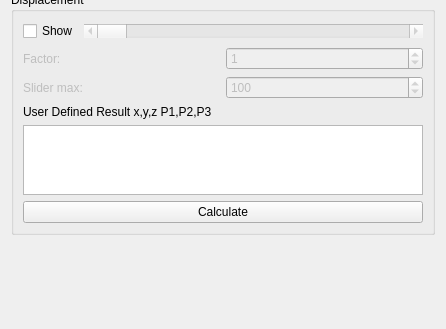
First picture: the form in src/Mod/Fem/TaskPanelShowDisplacement.ui, repository makkemal/FreeCAD, before the edit; both pictures show x 0 to 446 and y 274 to 603 of the 446 by 603 pixel window.
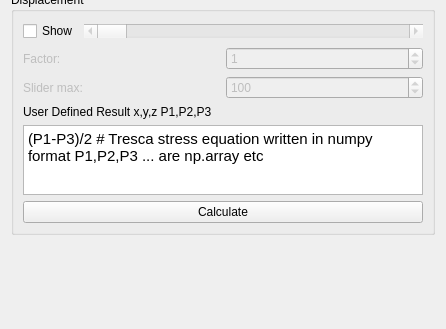
Second picture: the form after the edit. Custom widgets are drawn as their Qt base class.

Commit message: FEM: read euqaution from ui

Patch:
```diff
--- a/src/Mod/Fem/TaskPanelShowDisplacement.ui
+++ b/src/Mod/Fem/TaskPanelShowDisplacement.ui
@@ -267,9 +267,13 @@
          </widget>
         </item>
         <item>
-         <widget class="QPlainTextEdit" name="user_def_eq">
-          <property name="plainText">
-           <string/>
+         <widget class="QTextEdit" name="user_def_eq">
+          <property name="html">
+           <string>&lt;!DOCTYPE HTML PUBLIC &quot;-//W3C//DTD HTML 4.0//EN&quot; &quot;http://www.w3.org/TR/REC-html40/strict.dtd&quot;&gt;
+&lt;html&gt;&lt;head&gt;&lt;meta name=&quot;qrichtext&quot; content=&quot;1&quot; /&gt;&lt;style type=&quot;text/css&quot;&gt;
+p, li { white-space: pre-wrap; }
+&lt;/style&gt;&lt;/head&gt;&lt;body style=&quot; font-family:'Ubuntu'; font-size:11pt; font-weight:400; font-style:normal;&quot;&gt;
+&lt;p style=&quot; margin-top:0px; margin-bottom:0px; margin-left:0px; margin-right:0px; -qt-block-indent:0; text-indent:0px;&quot;&gt;(P1-P3)/2 # Tresca stress equation written in numpy format P1,P2,P3 ... are np.array etc&lt;/p&gt;&lt;/body&gt;&lt;/html&gt;</string>
           </property>
          </widget>
         </item>
```
The commit also changes 1 other file.
